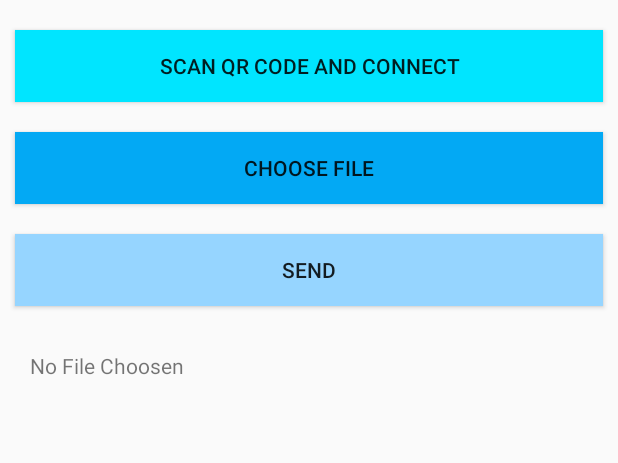
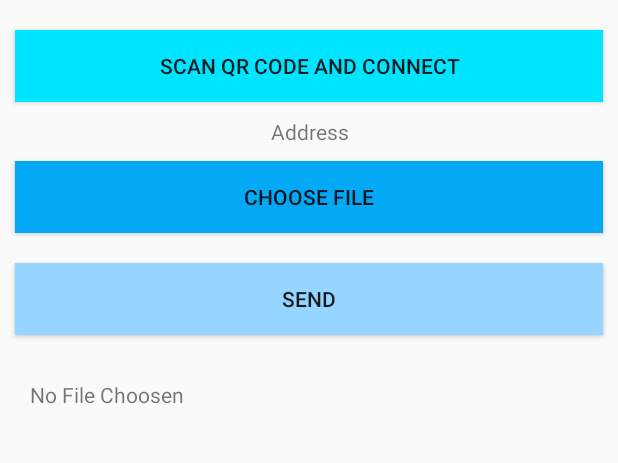
Before and after one commit to JayjeetAtGithub/Air-Drop-Android, an Android app: the screen it shows after launch (MainActivity), after a tap on "SEND", on a phone screen of 412 x 824 dp, the part 160-623 px from its top. Run offline under Robolectric (Android 15) with nearby library versions, the phone set to English and light mode, and no system bars.

Commit message:
Fix blocking UI

```diff
--- a/app/src/main/java/com/pyp2p/jayjeet/pyp2pandroid/MainActivity.java
+++ b/app/src/main/java/com/pyp2p/jayjeet/pyp2pandroid/MainActivity.java
@@ -14,7 +14,6 @@ import java.io.BufferedInputStream;
 import java.io.File;
 import java.io.FileInputStream;
 import java.io.FileNotFoundException;
-import java.io.IOException;
 import java.io.OutputStream;
 import java.io.PrintWriter;
 import java.net.Socket;
@@ -26,8 +25,9 @@ public class MainActivity extends AppCompatActivity implements View.OnClickListe
     private static final int FILE_BROWSER_REQUEST_CODE = 2;
     private static String filePath = null;
     private static String fileName = null;
-    private static Thread sendingThread = null;
-    private TextView fileUrlText;
+    private static String host = null;
+    private static Integer port = null;
+    private TextView fileUrlText, addressText;
 
     @Override
     protected void onCreate(Bundle savedInstanceState) {
@@ -38,6 +38,7 @@ public class MainActivity extends AppCompatActivity implements View.OnClickListe
         Button scanButton = findViewById(R.id.scan_button);
         Button sendButton = findViewById(R.id.send_button);
         fileUrlText = findViewById(R.id.file_url_text);
+        addressText = findViewById(R.id.address_text);
 
         filePickerButton.setOnClickListener(this);
         scanButton.setOnClickListener(this);
@@ -68,9 +69,9 @@ public class MainActivity extends AppCompatActivity implements View.OnClickListe
             if (resultData != null) {
                 try {
                     String[] addr = String.valueOf(resultData.getData()).split(":");
-                      sendingThread = new Thread(new SendingRunnable(
-                            String.valueOf(addr[0]),
-                            Integer.parseInt(addr[1])));
+                    host = String.valueOf(addr[0]);
+                    port = Integer.parseInt(addr[1]);
+                    addressText.setText(host + ":" + port.toString());
                 } catch (Exception e) {
                     Toast.makeText(
                             getApplicationContext(), "Wrong QR Code was Scanned !", Toast.LENGTH_SHORT).show();
@@ -90,8 +91,9 @@ public class MainActivity extends AppCompatActivity implements View.OnClickListe
                     new Intent(this, BarcodeScanningActivity.class), QR_CODE_SCANNER_REQUEST_CODE);
         }
         else if (id == R.id.send_button) {
-            if (filePath != null) {
-                if (sendingThread != null) {
+            if (filePath != null && fileName != null) {
+                if (host != null && port != null) {
+                    Thread sendingThread = new Thread(new SendingRunnable(host, port));
                     sendingThread.start();
                 }
                 else {
@@ -109,7 +111,7 @@ public class MainActivity extends AppCompatActivity implements View.OnClickListe
         private String serverHost;
         private Integer serverPort;
 
-        public SendingRunnable(String serverHost, Integer serverPort) {
+        private SendingRunnable(String serverHost, Integer serverPort) {
             this.serverHost = serverHost;
             this.serverPort = serverPort;
         }
--- a/app/src/main/res/layout-v16/activity_main.xml
+++ b/app/src/main/res/layout-v16/activity_main.xml
@@ -25,6 +25,13 @@
         android:layout_margin="10dp"
         android:padding="10dp"
         android:text="@string/scan_qr_code_and_connect"/>
+
+    <TextView
+        android:id="@+id/address_text"
+        android:layout_width="match_parent"
+        android:layout_height="wrap_content"
+        android:text="Address"
+        android:textAlignment="center"/>
 
     <Button
         android:id="@+id/file_picker_button"
--- a/app/src/main/res/layout/activity_main.xml
+++ b/app/src/main/res/layout/activity_main.xml
@@ -25,6 +25,13 @@
         android:layout_margin="10dp"
         android:padding="10dp"
         android:text="@string/scan_qr_code_and_connect"/>
+
+    <TextView
+        android:id="@+id/address_text"
+        android:layout_width="match_parent"
+        android:layout_height="wrap_content"
+        android:text="Address"
+        android:textAlignment="center"/>
 
     <Button
         android:id="@+id/file_picker_button"
```
